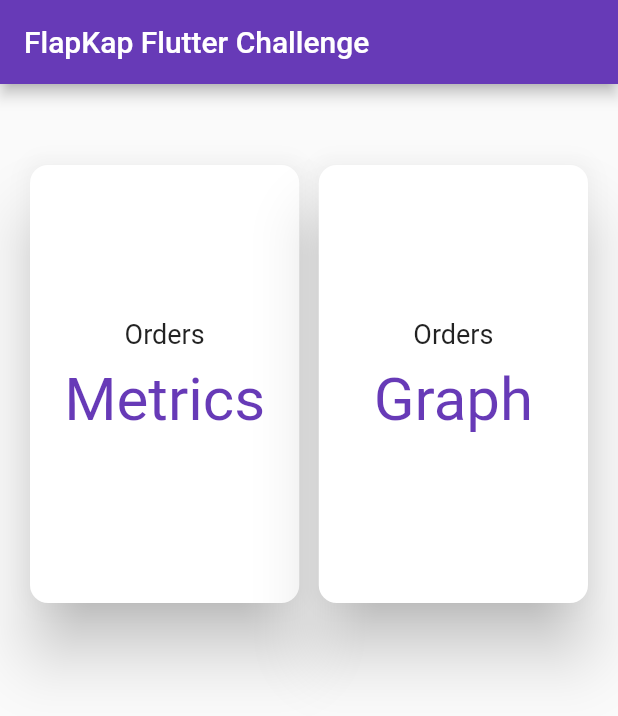
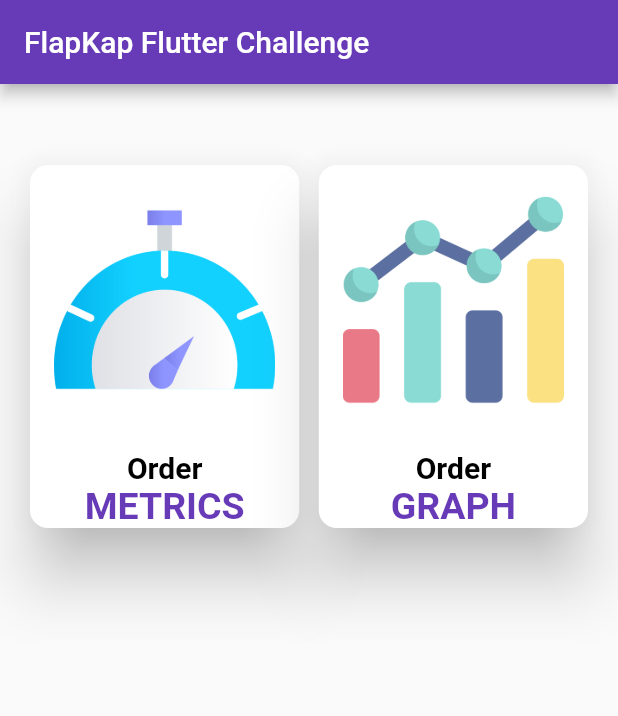
Before and after one commit to alieldab3/flutter_orders_challenge, a Flutter app: the screen it shows after launch, on a phone screen of 412 x 824 dp. Shown: the top 716 px of the screen. Run offline on Flutter 3.47's test engine with Material 2 defaults, Android fonts, the phone set to English and light mode, and no system bars; our stand-ins replace fl_chart; Roboto replaces fonts that are missing (bold).

Commit message:
final touch

```diff
--- a/lib/main.dart
+++ b/lib/main.dart
@@ -1,7 +1,6 @@
 import 'package:flapkap_flutter_challenge/providers/orders_provider.dart';
 import 'package:flapkap_flutter_challenge/screens/orders_graph_screen.dart';
 import 'package:flapkap_flutter_challenge/screens/orders_metrics_screen.dart';
-import 'package:flapkap_flutter_challenge/widgets/card_item.dart';
 import 'package:flutter/material.dart';
 import 'package:provider/provider.dart';
 
@@ -69,35 +68,132 @@ class _MyHomePageState extends State<MyHomePage> {
             Flexible(
               flex: 1,
               child: GestureDetector(
-                  child: const CardItem(
-                    width: 200,
-                    height: 300,
-                    title: 'Orders',
-                    subTitle: 'Metrics',
-                    // child: Text('ss'),
-                  ),
                 onTap: () {
                   Navigator.of(context)
                       .pushNamed(OrdersMetricsScreen.routeName);
                 },
+                child: SizedBox(
+                  width: 200,
+                  height: 250,
+                  child: Card(
+                    shape: RoundedRectangleBorder(
+                        borderRadius: BorderRadius.circular(12)),
+                    elevation: 18,
+                    child: Stack(
+                      children: [
+                        Container(
+                          margin: const EdgeInsets.all(16),
+                          decoration: const BoxDecoration(
+                            image: DecorationImage(
+                                alignment: Alignment.topCenter,
+                                image: AssetImage('assets/images/metrics.png'),
+                                fit: BoxFit.fitWidth),
+                          ),
+                        ),
+                        Container(
+                          color: const Color.fromRGBO(255, 255, 255, 0),
+                        ),
+                        Container(
+                            alignment: Alignment.bottomCenter,
+                            child: Column(
+                              mainAxisAlignment: MainAxisAlignment.end,
+                              children: const [
+                                Text(
+                                  'Order',
+                                  textAlign: TextAlign.center,
+                                  style: TextStyle(
+                                    fontSize: 20,
+                                    fontFamily: 'bold',
+                                    fontWeight: FontWeight.bold,
+                                    // color: Colors.deepPurple
+                                    color: Color.fromRGBO(0, 0, 0, 1),
+                                  ),
+                                ),
+                                Text(
+                                  'METRICS',
+                                  textAlign: TextAlign.center,
+                                  style: TextStyle(
+                                      fontSize: 25,
+                                      fontFamily: 'bold',
+                                      fontWeight: FontWeight.bold,
+                                      color: Colors.deepPurple
+                                      // color: Color.fromRGBO(0, 0, 0, 1),
+                                      ),
+                                ),
+                              ],
                             )),
+                      ],
+                    ),
+                  ),
+                ),
+              ),
+            ),
             const SizedBox(
               width: 5,
             ),
             Flexible(
               flex: 1,
               child: GestureDetector(
-                  child: const CardItem(
+                onTap: () {
+                  Navigator.of(context).pushNamed(OrdersGraphScreen.routeName);
+                },
+                child: SizedBox(
                   width: 200,
-                    height: 300,
-                    title: 'Orders',
-                    subTitle: 'Graph',
+                  height: 250,
+                  child: Card(
+                    shape: RoundedRectangleBorder(
+                        borderRadius: BorderRadius.circular(12)),
+                    elevation: 18,
+                    child: Stack(
+                      children: [
+                        Container(
+                          margin: const EdgeInsets.all(16),
+                          decoration: const BoxDecoration(
+                            image: DecorationImage(
+                                alignment: Alignment.topCenter,
+                                image: AssetImage('assets/images/graph.png'),
+                                fit: BoxFit.fitWidth),
                           ),
-                  onTap: () {
-                    Navigator.of(context)
-                        .pushNamed(OrdersGraphScreen.routeName);
-                  },
-                )),
+                        ),
+                        Container(
+                          color: const Color.fromRGBO(255, 255, 255, 0),
+                        ),
+                        Container(
+                          alignment: Alignment.bottomCenter,
+                          child: Column(
+                            mainAxisAlignment: MainAxisAlignment.end,
+                            children: const [
+                              Text(
+                                'Order',
+                                textAlign: TextAlign.center,
+                                style: TextStyle(
+                                  fontSize: 20,
+                                  fontFamily: 'bold',
+                                  fontWeight: FontWeight.bold,
+                                  // color: Colors.deepPurple
+                                  color: Color.fromRGBO(0, 0, 0, 1),
+                                ),
+                              ),
+                              Text(
+                                'GRAPH',
+                                textAlign: TextAlign.center,
+                                style: TextStyle(
+                                    fontSize: 25,
+                                    fontFamily: 'bold',
+                                    fontWeight: FontWeight.bold,
+                                    color: Colors.deepPurple
+                                    // color: Color.fromRGBO(0, 0, 0, 1),
+                                    ),
+                              ),
+                            ],
+                          ),
+                        ),
+                      ],
+                    ),
+                  ),
+                ),
+              ),
+            ),
           ],
         ),
       ),
--- a/lib/widgets/card_item.dart
+++ b/lib/widgets/card_item.dart
@@ -48,7 +48,7 @@ class CardItem extends StatelessWidget {
                   ),
                 ),
               ),
-                            const SizedBox(
+              const SizedBox(
                 height: 10,
               ),
               if (child != null)
--- a/pubspec.yaml
+++ b/pubspec.yaml
@@ -63,7 +63,7 @@ flutter:
   # To add assets to your application, add an assets section, like this:
   assets:
     - assets/json/orders.json
-  #   - images/a_dot_ham.jpeg
+    - assets/images/
 
   # An image asset can refer to one or more resolution-specific "variants", see
   # https://flutter.dev/assets-and-images/#resolution-aware.
```
Also changed, not shown: assets/images/graph.png (added), assets/images/metrics.png (added). Lines whose indentation alone changed are shown as unchanged.
